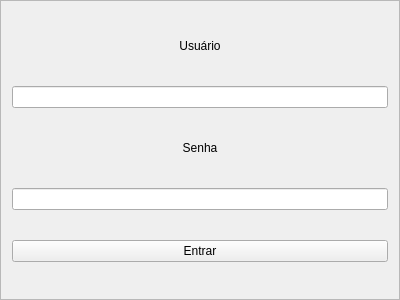
ecsanchesjr/ProjetoSeguran-a, file PasswordManager2/login.ui: the form before one commit.
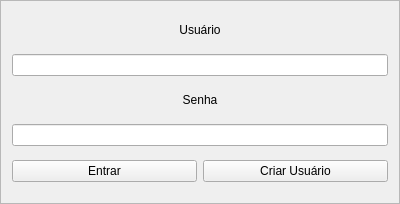
The form after the commit.

Diff of the .ui file:
```diff
--- a/PasswordManager2/login.ui
+++ b/PasswordManager2/login.ui
@@ -7,7 +7,7 @@
     <x>0</x>
     <y>0</y>
     <width>400</width>
-    <height>300</height>
+    <height>204</height>
    </rect>
   </property>
   <property name="windowTitle">
@@ -59,11 +59,22 @@
     <widget class="QLineEdit" name="lineEdit"/>
    </item>
    <item>
+    <layout class="QHBoxLayout" name="horizontalLayout">
+     <item>
     <widget class="QPushButton" name="pushButton">
      <property name="text">
       <string>Entrar</string>
      </property>
     </widget>
+     </item>
+     <item>
+      <widget class="QPushButton" name="pushButton_2">
+       <property name="text">
+        <string>Criar Usuário</string>
+       </property>
+      </widget>
+     </item>
+    </layout>
    </item>
   </layout>
  </widget>
```
Lines whose indentation alone changed are shown as unchanged.
